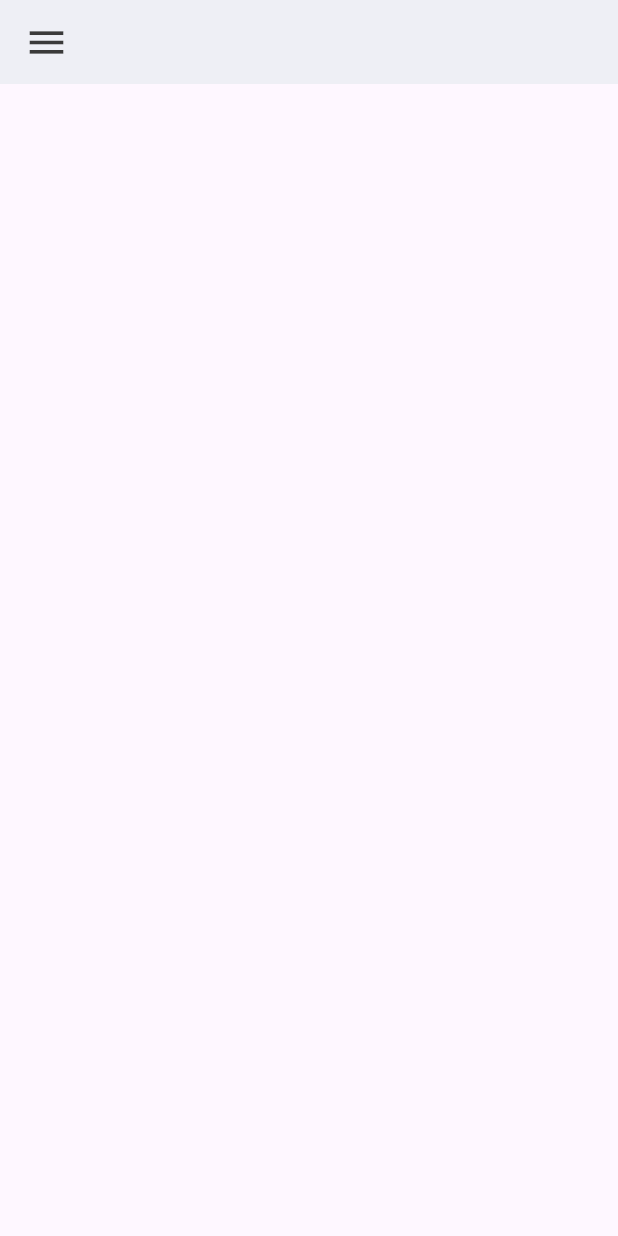
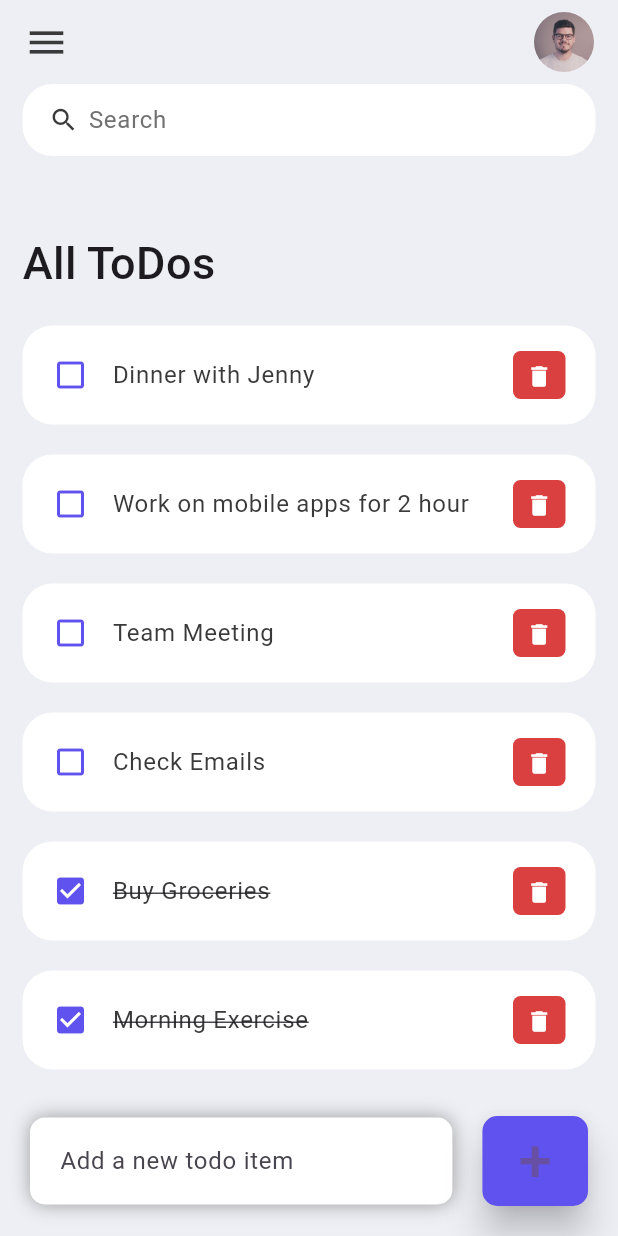
Before and after one commit to Salonisaroha/CODESOFT, a Flutter app: the screen it shows after launch, on a phone screen of 412 x 824 dp. Run offline on Flutter 3.47's test engine with Material 3 defaults, Android fonts, the phone set to English and light mode, and no system bars.

Commit message:
Changes done

```diff
--- a/lib/main.dart
+++ b/lib/main.dart
@@ -1,4 +1,5 @@
 import 'package:flutter/material.dart';
+import 'package:flutter/services.dart';
 import 'package:todo_app_list/screens/home.dart';
 
 void main () {
@@ -9,6 +10,7 @@ class MyApp extends StatelessWidget {
 
   @override
   Widget build(BuildContext context) {
+    SystemChrome.setSystemUIOverlayStyle(SystemUiOverlayStyle(statusBarColor: Colors.transparent));
     return MaterialApp(
       debugShowCheckedModeBanner: false,
       title: 'todo_app',
--- a/lib/model/todo.dart
+++ b/lib/model/todo.dart
@@ -0,0 +1,22 @@
+class ToDo{
+  String? id;
+  String? todoText;
+  bool isDone;
+  ToDo({
+    required this.id,
+    required this.todoText,
+    this.isDone = false
+  });
+  static List<ToDo> todoList(){
+    return [
+ ToDo(id: '01', todoText: 'Morning Exercise', isDone:true),
+ ToDo(id: '02', todoText: 'Buy Groceries', isDone:true),
+ ToDo(id: '03', todoText: 'Check Emails'),
+ ToDo(id: '04', todoText: 'Team Meeting'),
+ ToDo(id: '05', todoText: 'Work on mobile apps for 2 hour'),
+ ToDo(id: '05', todoText: 'Dinner with Jenny'),
+
+    ];
+  }
+
+}
--- a/lib/screens/home.dart
+++ b/lib/screens/home.dart
@@ -1,23 +1,205 @@
 import 'package:flutter/material.dart';
 import 'package:todo_app_list/constants/colors.dart';
+import 'package:todo_app_list/model/todo.dart';
+import 'package:todo_app_list/widgets/todo_item.dart';
 
-class Home extends StatelessWidget {
-  const Home({super.key});
+class Home extends StatefulWidget {
+  Home({Key? key}) : super(key: key);
+
+  @override
+  _HomeState createState() => _HomeState();
+}
+
+class _HomeState extends State<Home> {
+  final TextEditingController _todoController = TextEditingController();
+  List<ToDo> todosList = ToDo.todoList();
+List<ToDo>_foundToDo = [];
+
+@override
+void initState(){
+  _foundToDo = todosList;
+  super.initState();
+}
+  void _addTodoItem(String todoText) {
+    setState(() {
+      todosList.add(ToDo(
+        id: DateTime.now().microsecondsSinceEpoch.toString(),
+        todoText: todoText,
+        isDone: false,
+      ));
+    });
+    _todoController.clear();
+  }
 
   @override
   Widget build(BuildContext context) {
     return Scaffold(
-      appBar: AppBar(
-        backgroundColor: tdBGColor,
-        title: Row(
-          mainAxisAlignment: MainAxisAlignment.start,
-          children: [
-            Icon(Icons.menu, color: tdBlack, size: 30),
-            SizedBox(width: 10), // Add spacing between the icon and the text
-            Text('') // Provide an empty Text widget or actual title
-          ],
+      backgroundColor: tdBGColor,
+      appBar: _buildAppBar(),
+      body: Stack(
+        children: [
+          Container(
+            padding:const EdgeInsets.symmetric(horizontal: 15),
+            child: Column(
+              children: [
+                searchBox(),
+                Expanded(
+                  child: ListView(
+                    children: [
+                      Container(
+                        margin:const EdgeInsets.only(
+                          top: 50,
+                          bottom: 20,
+                        ),
+                        child: const Text(
+                          'All ToDos',
+                          style: TextStyle(
+                            fontWeight: FontWeight.w500,
+                            fontSize: 30,
+                          ),
+                        ),
+                      ),
+                      for (ToDo todo in _foundToDo.reversed)
+                        ToDoItem(todo: todo,
+                        onToDoChanged: _handleToDoChange,
+                        onDeleteItem: _deleteToDoItem,
+                        ),
+                    ],
+                  ),
+                ),
+              ],
+            ),
+          ),
+          Align(
+            alignment: Alignment.bottomCenter,
+            child: Row(
+              children: [
+                Expanded(
+                  child: Container(
+                    margin: const EdgeInsets.only(
+                      bottom: 20,
+                      right: 20,
+                      left: 20,
+                    ),
+                    padding: EdgeInsets.symmetric(horizontal: 20, vertical: 5),
+                    decoration: BoxDecoration(
+                      color: Colors.white,
+                      boxShadow: const [
+                        BoxShadow(
+                          color: Colors.grey,
+                          offset: Offset(0.0, 0.0),
+                          blurRadius: 10.0,
+                          spreadRadius: 0.0,
+                        ),
+                      ],
+                      borderRadius: BorderRadius.circular(10),
+                    ),
+                    child: TextField(
+                      controller: _todoController,
+                      decoration: const InputDecoration(
+                        hintText: 'Add a new todo item',
+                        border: InputBorder.none,
+                      ),
+                    ),
+                  ),
+                ),
+                Container(
+                  margin: const EdgeInsets.only(
+                    bottom: 20,
+                    right: 20,
+                  ),
+                  child: ElevatedButton(
+                    child: Text(
+                      '+',
+                      style: TextStyle(fontSize: 40),
+                    ),
+                    onPressed: () {
+                      if (_todoController.text.isNotEmpty) {
+                        _addTodoItem(_todoController.text);
+                      }
+                    },
+                    style: ElevatedButton.styleFrom(
+                      backgroundColor: tdBlue,
+                      minimumSize: Size(60, 60),
+                      elevation: 10,
+                      shape: RoundedRectangleBorder(
+                        borderRadius: BorderRadius.circular(10),
+                      ),
+                    ),
+                  ),
+                ),
+              ],
+            ),
+          ),
+        ],
+      ),
+    );
+  }
+void _handleToDoChange(ToDo todo){
+  setState(() {
+    todo.isDone = !todo.isDone;
+  });
+}
+void _deleteToDoItem(String id){
+  setState(() {
+     todosList.removeWhere((element) => element.id==id);
+  });
+
+}
+void _runFilter(String enteredKeyword){
+  List<ToDo> results = [];
+  if(enteredKeyword.isEmpty){
+    results = todosList;
+  } else{
+    results = todosList.where((element) => element.todoText!.toLowerCase().contains(enteredKeyword.toLowerCase())).toList();
+  }
+  setState(() {
+    _foundToDo = results;
+  });
+}
+  Widget searchBox() {
+    return Container(
+      padding: EdgeInsets.symmetric(horizontal: 15),
+      decoration: BoxDecoration(
+        color: Colors.white,
+        borderRadius: BorderRadius.circular(20),
+      ),
+      child: TextField(
+        onChanged: (value) => _runFilter(value),
+        decoration:const InputDecoration(
+          contentPadding: EdgeInsets.all(0),
+          prefixIcon: Icon(Icons.search, color: tdBlack, size: 20),
+          prefixIconConstraints: BoxConstraints(maxHeight: 20, minWidth: 25),
+          border: InputBorder.none,
+          hintText: 'Search',
+          hintStyle: TextStyle(color: tdGrey),
         ),
       ),
     );
   }
+
+  AppBar _buildAppBar() {
+    return AppBar(
+      backgroundColor: tdBGColor,
+      elevation: 0,
+      title: Row(
+        mainAxisAlignment: MainAxisAlignment.spaceBetween,
+        children: [
+          Icon(
+            Icons.menu,
+            color: tdBlack,
+            size: 30,
+          ),
+          Container(
+            height: 40,
+            width: 40,
+            child: ClipRRect(
+              borderRadius: BorderRadius.circular(20),
+              child: Image.asset('assets/images/avatar.jpeg'),
+            ),
+          ),
+        ],
+      ),
+    );
+  }
 }
--- a/lib/widgets/todo_item.dart
+++ b/lib/widgets/todo_item.dart
@@ -0,0 +1,57 @@
+import 'package:flutter/material.dart';
+import 'package:todo_app_list/constants/colors.dart';
+import 'package:todo_app_list/model/todo.dart'; // Ensure this import is correct
+
+class ToDoItem extends StatelessWidget {
+  final ToDo todo;
+  final onToDoChanged;
+  final onDeleteItem;
+  const ToDoItem({Key? key, required this.todo, required this.onToDoChanged, required this.onDeleteItem}) : super(key: key);
+
+  @override
+  Widget build(BuildContext context) {
+    return Container(
+      padding: EdgeInsets.only(bottom: 20),
+      child: ListTile(
+        onTap: () {
+          //print('Clicked on Todo Item');
+          onToDoChanged(todo);
+        },
+        shape: RoundedRectangleBorder(borderRadius: BorderRadius.circular(20)),
+        contentPadding: EdgeInsets.symmetric(horizontal: 20, vertical: 5),
+        tileColor: Colors.white,
+        leading: Icon(
+          todo.isDone ? Icons.check_box : Icons.check_box_outline_blank,
+          color: tdBlue,
+        ),
+        title: Text(
+          todo.todoText ?? '',
+          style: TextStyle(
+            fontSize: 16,
+            color: tdBlack,
+            decoration: todo.isDone ? TextDecoration.lineThrough : null,
+          ),
+        ),
+        trailing: Container(
+          padding: EdgeInsets.all(0),
+          margin: EdgeInsets.symmetric(vertical: 12),
+          height: 35,
+          width: 35,
+          decoration: BoxDecoration(
+            color: tdRed,
+            borderRadius: BorderRadius.circular(5),
+          ),
+          child: IconButton(
+            color: Colors.white,
+            iconSize: 18,
+            icon: Icon(Icons.delete),
+            onPressed: () {
+              //print('Clicked on delete icon');
+              onDeleteItem(todo.id);
+            },
+          ),
+        ),
+      ),
+    );
+  }
+}
```
